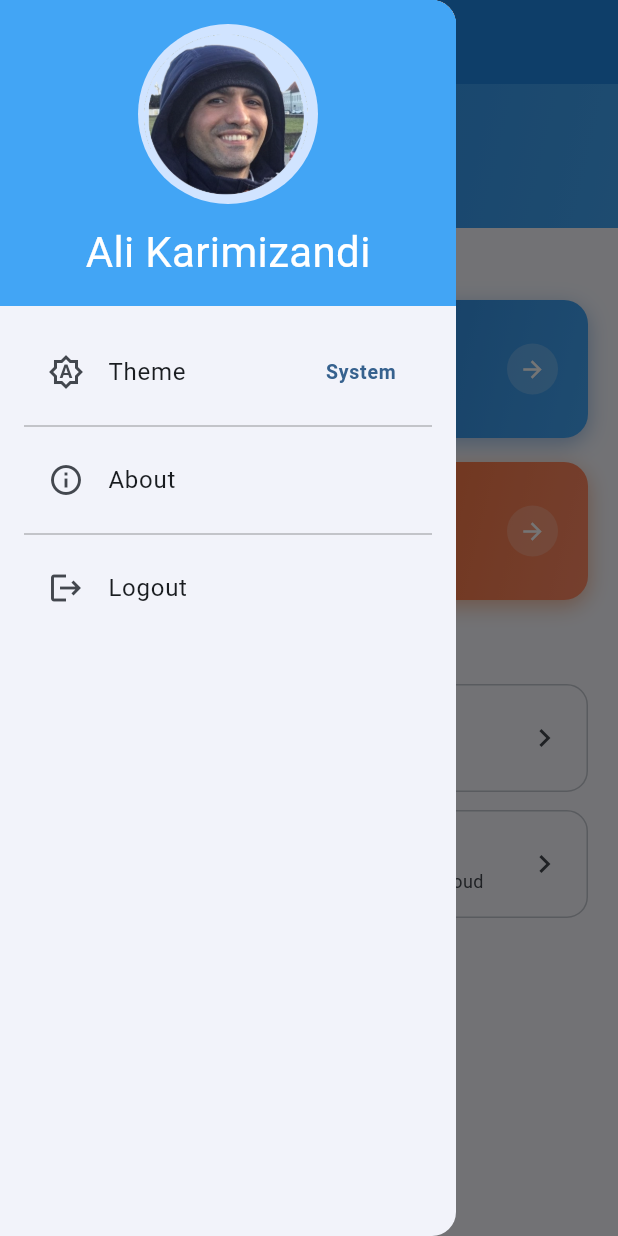
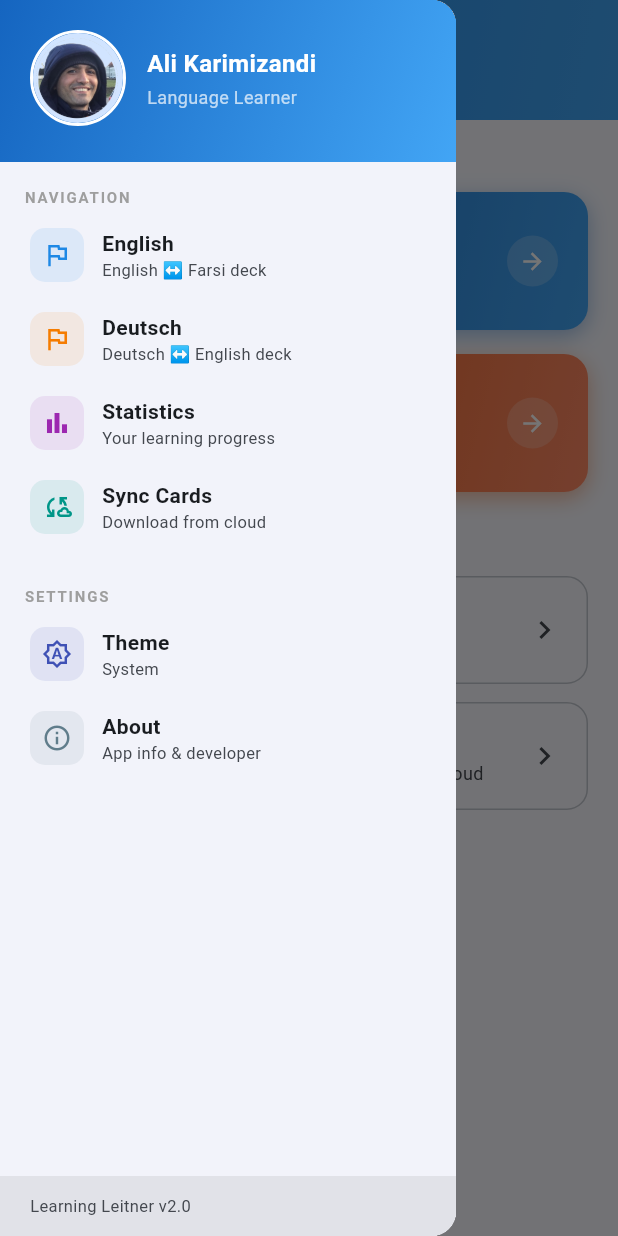
Before and after one commit to akz792000/leitner_cards, a Flutter app: the screen it shows after launch, with the side drawer open, on a phone screen of 412 x 824 dp. Run offline on Flutter 3.47's test engine with Material 3 defaults, Android fonts, the phone set to English and light mode, and no system bars; our stand-ins replace flutter_dotenv, flutter_spinkit, get, hive, hive_flutter, sizer and 2 more; accounts and stored records are empty.

Commit message:
feat: redesign drawer + merge home AppBar into hero header
HomeView:
- Removed separate AppBar ('Learning Leitner' title)
- Moved hamburger menu into gradient hero header
- Status bar padding handled via MediaQuery for clean full-bleed gradient
- Fixed Scaffold.of() context error with Builder wrapper

DrawerWidget:
- Gradient header with compact avatar + white border ring
- Navigation section: English, Deutsch, Statistics, Sync quick-access tiles
- Settings section: Theme toggle + About
- Version footer with safe-area padding
- Removed exit/logout button (not appropriate for iOS)

Co-authored-by: Copilot <223556219+Copilot@users.noreply.github.com>

```diff
--- a/lib/view/DrawerWidgetView.dart
+++ b/lib/view/DrawerWidgetView.dart
@@ -1,85 +1,224 @@
 import 'package:flutter/material.dart';
-import 'package:flutter/services.dart';
 import 'package:get/get.dart';
 
+import '../config/RouteConfig.dart';
+import '../enums/GroupCode.dart';
+import '../service/RouteService.dart';
 import '../service/ThemeService.dart';
 
 class DrawerWidget extends StatelessWidget {
   const DrawerWidget({super.key});
 
   @override
-  Widget build(BuildContext context) => Drawer(
-    child: SingleChildScrollView(
+  Widget build(BuildContext context) {
+    return Drawer(
       child: Column(
         children: [
           _buildHeader(context),
+          Expanded(
+            child: SingleChildScrollView(
+              padding: const EdgeInsets.symmetric(horizontal: 12, vertical: 8),
+              child: Column(
+                crossAxisAlignment: CrossAxisAlignment.start,
+                children: [
+                  _sectionLabel('Navigation'),
+                  const SizedBox(height: 4),
+                  _navTile(
+                    context,
+                    icon: Icons.flag_outlined,
+                    iconColor: Colors.blue.shade600,
+                    title: 'English',
+                    subtitle: 'English ↔ Farsi deck',
+                    onTap: () {
+                      Navigator.pop(context);
+                      Get.find<RouteService>().pushNamed(
+                        RouteConfig.level,
+                        arguments: {'groupCode': GroupCode.english},
+                      );
+                    },
+                  ),
+                  _navTile(
+                    context,
+                    icon: Icons.flag_outlined,
+                    iconColor: Colors.orange.shade700,
+                    title: 'Deutsch',
+                    subtitle: 'Deutsch ↔ English deck',
+                    onTap: () {
+                      Navigator.pop(context);
+                      Get.find<RouteService>().pushNamed(
+                        RouteConfig.level,
+                        arguments: {'groupCode': GroupCode.deutsch},
+                      );
+                    },
+                  ),
+                  _navTile(
+                    context,
+                    icon: Icons.bar_chart_outlined,
+                    iconColor: Colors.purple,
+                    title: 'Statistics',
+                    subtitle: 'Your learning progress',
+                    onTap: () {
+                      Navigator.pop(context);
+                      Get.find<RouteService>().pushNamed(RouteConfig.stats);
+                    },
+                  ),
+                  _navTile(
+                    context,
+                    icon: Icons.cloud_sync_outlined,
+                    iconColor: Colors.teal,
+                    title: 'Sync Cards',
+                    subtitle: 'Download from cloud',
+                    onTap: () {
+                      Navigator.pop(context);
+                      Get.find<RouteService>().pushNamed(RouteConfig.download);
+                    },
+                  ),
                   const SizedBox(height: 16),
-          _buildMenuItems(context),
+                  _sectionLabel('Settings'),
+                  const SizedBox(height: 4),
+                  Obx(() {
+                    final themeService = Get.find<ThemeService>();
+                    return _navTile(
+                      context,
+                      icon: themeService.icon,
+                      iconColor: Colors.indigo,
+                      title: 'Theme',
+                      subtitle: themeService.label,
+                      onTap: () => themeService.toggle(),
+                    );
+                  }),
+                  _navTile(
+                    context,
+                    icon: Icons.info_outline,
+                    iconColor: Colors.blueGrey,
+                    title: 'About',
+                    subtitle: 'App info & developer',
+                    onTap: () {
+                      Navigator.pop(context);
+                      _showAboutDialog(context);
+                    },
+                  ),
                 ],
               ),
             ),
+          ),
+          _buildFooter(context),
+        ],
+      ),
     );
+  }
 
   Widget _buildHeader(BuildContext context) {
-    final topPadding = MediaQuery.of(context).padding.top + 16;
-
-    return Material(
-      color: Colors.blue.shade400,
-      child: Container(
+    final topPadding = MediaQuery.of(context).padding.top;
+    return Container(
       width: double.infinity,
-        alignment: Alignment.topCenter,
-        padding: EdgeInsets.only(top: topPadding, bottom: 16),
-        child: const Column(
+      padding: EdgeInsets.fromLTRB(20, topPadding + 20, 20, 24),
+      decoration: const BoxDecoration(
+        gradient: LinearGradient(
+          colors: [Color(0xFF1565C0), Color(0xFF42A5F5)],
+          begin: Alignment.topLeft,
+          end: Alignment.bottomRight,
+        ),
+      ),
+      child: Row(
         children: [
-            CircleAvatar(
-              radius: 60,
+          Container(
+            decoration: BoxDecoration(
+              shape: BoxShape.circle,
+              border: Border.all(color: Colors.white, width: 2),
+            ),
+            child: const CircleAvatar(
+              radius: 30,
               backgroundImage: AssetImage('assets/image.png'),
             ),
-            SizedBox(height: 12),
+          ),
+          const SizedBox(width: 14),
+          const Column(
+            crossAxisAlignment: CrossAxisAlignment.start,
+            children: [
               Text(
                 'Ali Karimizandi',
-              style: TextStyle(fontSize: 28, color: Colors.white),
+                style: TextStyle(color: Colors.white, fontSize: 16, fontWeight: FontWeight.bold),
+              ),
+              SizedBox(height: 2),
+              Text(
+                'Language Learner',
+                style: TextStyle(color: Colors.white70, fontSize: 12),
               ),
             ],
+          ),
+        ],
+      ),
+    );
+  }
+
+  Widget _sectionLabel(String label) {
+    return Padding(
+      padding: const EdgeInsets.fromLTRB(4, 8, 4, 0),
+      child: Text(
+        label.toUpperCase(),
+        style: const TextStyle(
+          fontSize: 10,
+          fontWeight: FontWeight.bold,
+          letterSpacing: 1.2,
+          color: Colors.grey,
         ),
       ),
     );
   }
 
-  Widget _buildMenuItems(BuildContext context) {
-    final themeService = Get.find<ThemeService>();
-
-    return Padding(
-      padding: const EdgeInsets.symmetric(horizontal: 16.0),
-      child: Column(
+  Widget _navTile(
+    BuildContext context, {
+    required IconData icon,
+    required Color iconColor,
+    required String title,
+    required String subtitle,
+    required VoidCallback onTap,
+  }) {
+    return Material(
+      color: Colors.transparent,
+      borderRadius: BorderRadius.circular(12),
+      child: InkWell(
+        borderRadius: BorderRadius.circular(12),
+        onTap: onTap,
+        child: Padding(
+          padding: const EdgeInsets.symmetric(horizontal: 8, vertical: 10),
+          child: Row(
             children: [
-          // Theme toggle
-          Obx(() => ListTile(
-            leading: Icon(themeService.icon),
-            title: const Text('Theme'),
-            trailing: Text(
-              themeService.label,
-              style: TextStyle(
-                fontSize: 13,
-                color: Theme.of(context).colorScheme.primary,
-                fontWeight: FontWeight.w600,
+              Container(
+                padding: const EdgeInsets.all(8),
+                decoration: BoxDecoration(
+                  color: iconColor.withAlpha(26),
+                  borderRadius: BorderRadius.circular(10),
+                ),
+                child: Icon(icon, size: 20, color: iconColor),
+              ),
+              const SizedBox(width: 12),
+              Column(
+                crossAxisAlignment: CrossAxisAlignment.start,
+                children: [
+                  Text(title, style: const TextStyle(fontWeight: FontWeight.w600, fontSize: 14)),
+                  Text(
+                    subtitle,
+                    style: TextStyle(fontSize: 11, color: Theme.of(context).colorScheme.onSurfaceVariant),
+                  ),
+                ],
+              ),
+            ],
           ),
         ),
-            onTap: () => themeService.toggle(),
-          )),
-          const Divider(color: Colors.black26),
-          ListTile(
-            leading: const Icon(Icons.info_outline),
-            title: const Text("About"),
-            onTap: () => _showAboutDialog(context),
       ),
-          const Divider(color: Colors.black26),
-          ListTile(
-            leading: const Icon(Icons.logout),
-            title: const Text("Logout"),
-            onTap: () => SystemNavigator.pop(),
-          ),
-        ],
+    );
+  }
+
+  Widget _buildFooter(BuildContext context) {
+    return Container(
+      width: double.infinity,
+      padding: EdgeInsets.fromLTRB(20, 12, 20, MediaQuery.of(context).padding.bottom + 12),
+      color: Theme.of(context).colorScheme.surfaceContainerHighest,
+      child: Text(
+        'Learning Leitner v2.0',
+        style: TextStyle(fontSize: 11, color: Theme.of(context).colorScheme.onSurfaceVariant),
       ),
     );
   }
@@ -94,7 +233,6 @@ class DrawerWidget extends StatelessWidget {
           child: Column(
             mainAxisSize: MainAxisSize.min,
             children: [
-              // App icon
               Container(
                 width: 72,
                 height: 72,
@@ -105,20 +243,13 @@ class DrawerWidget extends StatelessWidget {
                 child: const Icon(Icons.school_outlined, size: 40, color: Colors.blue),
               ),
               const SizedBox(height: 16),
-
-              // App name & version
               const Text(
                 'Learning Leitner',
                 style: TextStyle(fontSize: 20, fontWeight: FontWeight.bold),
               ),
               const SizedBox(height: 4),
-              Text(
-                'Version 2.0.0',
-                style: TextStyle(fontSize: 13, color: Colors.grey.shade600),
-              ),
+              Text('Version 2.0.0', style: TextStyle(fontSize: 13, color: Colors.grey.shade600)),
               const SizedBox(height: 16),
-
-              // Description
               Text(
                 'A spaced-repetition flashcard app based on the Leitner system, '
                 'helping you learn English and Deutsch vocabulary efficiently.',
@@ -126,37 +257,24 @@ class DrawerWidget extends StatelessWidget {
                 style: TextStyle(fontSize: 14, color: Colors.grey.shade700, height: 1.5),
               ),
               const SizedBox(height: 20),
-
               const Divider(),
               const SizedBox(height: 12),
-
-              // Developer info
               Row(
                 mainAxisAlignment: MainAxisAlignment.center,
                 children: [
-                  const CircleAvatar(
-                    radius: 18,
-                    backgroundImage: AssetImage('assets/image.png'),
-                  ),
+                  const CircleAvatar(radius: 18, backgroundImage: AssetImage('assets/image.png')),
                   const SizedBox(width: 10),
                   Column(
                     crossAxisAlignment: CrossAxisAlignment.start,
                     children: [
-                      const Text(
-                        'Ali Karimizandi',
-                        style: TextStyle(fontWeight: FontWeight.w600, fontSize: 14),
-                      ),
-                      Text(
-                        'Developer',
-                        style: TextStyle(fontSize: 12, color: Colors.grey.shade500),
-                      ),
+                      const Text('Ali Karimizandi',
+                          style: TextStyle(fontWeight: FontWeight.w600, fontSize: 14)),
+                      Text('Developer', style: TextStyle(fontSize: 12, color: Colors.grey.shade500)),
                     ],
                   ),
                 ],
               ),
               const SizedBox(height: 20),
-
-              // Close button
               SizedBox(
                 width: double.infinity,
                 child: FilledButton(
--- a/lib/view/HomeView.dart
+++ b/lib/view/HomeView.dart
@@ -12,18 +12,11 @@ class HomeView extends StatelessWidget {
   @override
   Widget build(BuildContext context) {
     return Scaffold(
-      appBar: AppBar(
-        title: const Text('Learning Leitner'),
-        centerTitle: false,
-        elevation: 0,
-        backgroundColor: Colors.blue.shade600,
-        foregroundColor: Colors.white,
-        iconTheme: const IconThemeData(color: Colors.white),
-      ),
       drawer: const DrawerWidget(),
-      body: Column(
+      body: Builder(
+        builder: (context) => Column(
         children: [
-          _buildHeader(),
+          _buildHeader(context),
           Expanded(
             child: SingleChildScrollView(
               padding: const EdgeInsets.all(20),
@@ -81,13 +74,15 @@ class HomeView extends StatelessWidget {
           ),
         ],
         ),
+      ),
     );
   }
 
-  Widget _buildHeader() {
+  Widget _buildHeader(BuildContext context) {
+    final topPadding = MediaQuery.of(context).padding.top;
     return Container(
       width: double.infinity,
-      padding: const EdgeInsets.fromLTRB(20, 20, 20, 28),
+      padding: EdgeInsets.fromLTRB(8, topPadding + 8, 20, 24),
       decoration: BoxDecoration(
         gradient: LinearGradient(
           colors: [Colors.blue.shade600, Colors.blue.shade400],
@@ -95,18 +90,21 @@ class HomeView extends StatelessWidget {
           end: Alignment.bottomRight,
         ),
       ),
-      child: Column(
-        crossAxisAlignment: CrossAxisAlignment.start,
+      child: Row(
         children: [
-          Row(
-            children: [
+          IconButton(
+            icon: const Icon(Icons.menu, color: Colors.white, size: 26),
+            onPressed: () => Scaffold.of(context).openDrawer(),
+            tooltip: 'Menu',
+          ),
+          const SizedBox(width: 4),
           Container(
             padding: const EdgeInsets.all(10),
             decoration: BoxDecoration(
               color: Colors.white.withAlpha(51),
               borderRadius: BorderRadius.circular(12),
             ),
-                child: const Icon(Icons.school, color: Colors.white, size: 28),
+            child: const Icon(Icons.school, color: Colors.white, size: 26),
           ),
           const SizedBox(width: 14),
           const Column(
@@ -123,8 +121,6 @@ class HomeView extends StatelessWidget {
                   fontSize: 18,
                   fontWeight: FontWeight.bold,
                 ),
-                  ),
-                ],
               ),
             ],
           ),
```
Lines whose indentation alone changed are shown as unchanged.
